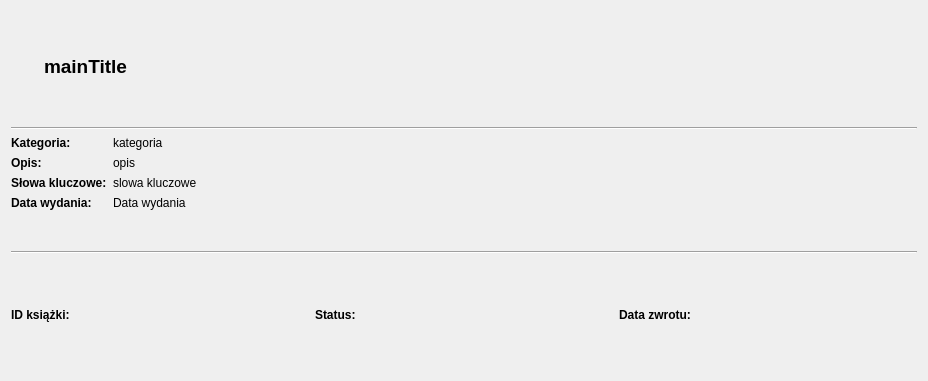
This is Bookdetails.ui in KostekF/ELS as Qt 5 draws it before an edit. The edited form follows.
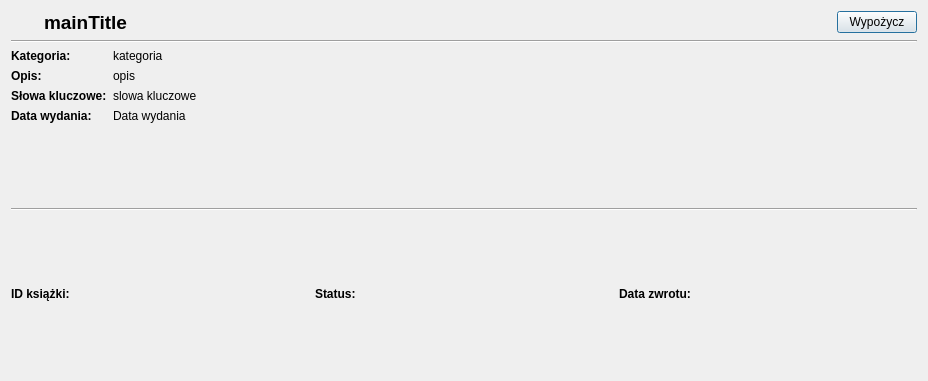
This is the edited form. Icons and pictures are not drawn.

The edit to the form file:
```diff
--- a/Bookdetails.ui
+++ b/Bookdetails.ui
@@ -62,6 +62,29 @@
        </property>
       </widget>
      </item>
+     <item>
+      <spacer name="horizontalSpacer_2">
+       <property name="orientation">
+        <enum>Qt::Horizontal</enum>
+       </property>
+       <property name="sizeType">
+        <enum>QSizePolicy::Expanding</enum>
+       </property>
+       <property name="sizeHint" stdset="0">
+        <size>
+         <width>40</width>
+         <height>20</height>
+        </size>
+       </property>
+      </spacer>
+     </item>
+     <item>
+      <widget class="QPushButton" name="pushButton_borrowBook">
+       <property name="text">
+        <string>Wypożycz</string>
+       </property>
+      </widget>
+     </item>
     </layout>
    </item>
    <item row="2" column="0">
```
